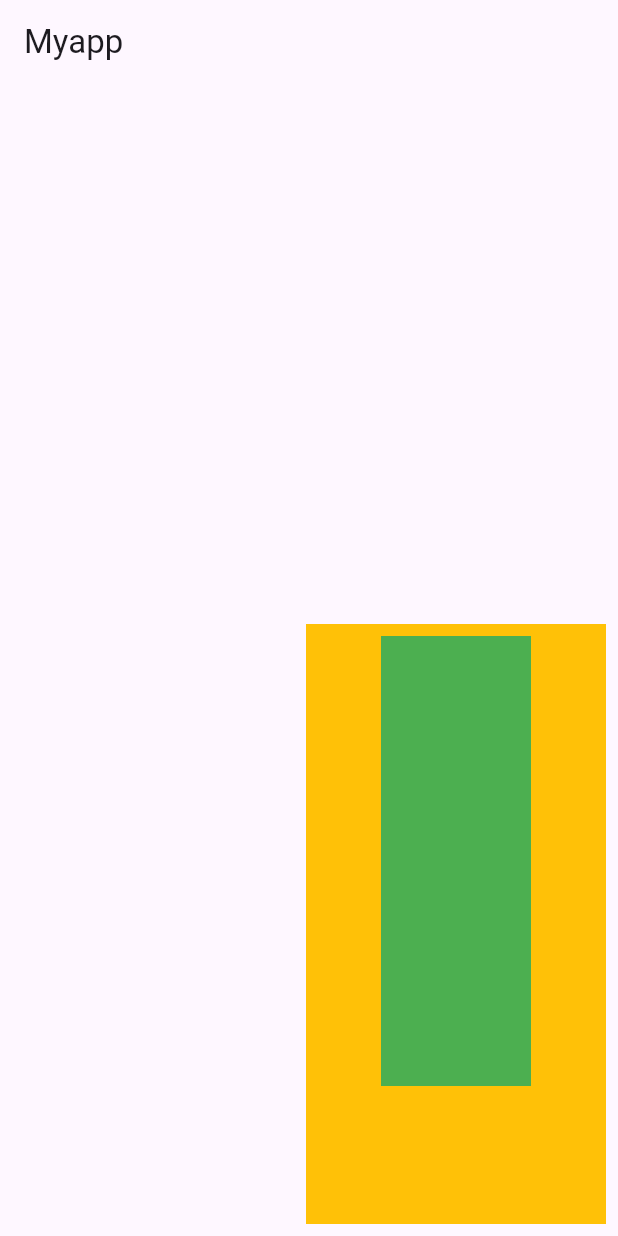
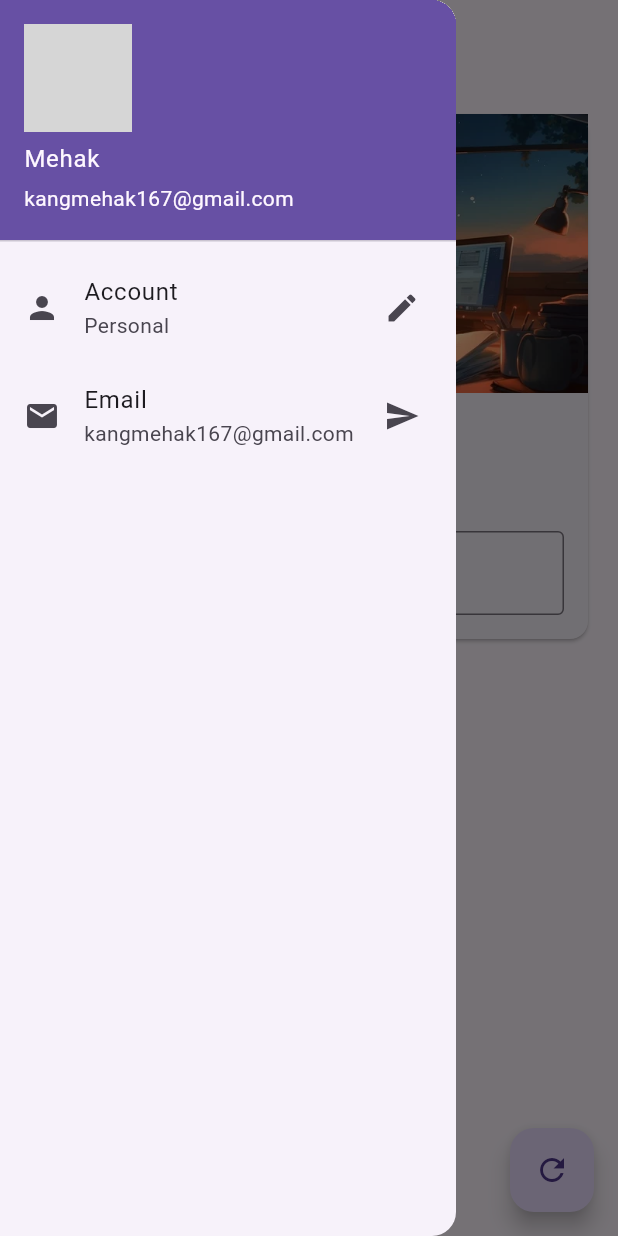
Before and after one commit to mehak-2/myapp, a Flutter app: the screen it shows after launch, with the side drawer open (before the commit the screen has no drawer), on a phone screen of 412 x 824 dp. Run offline on Flutter 3.47's test engine with Material 3 defaults, Android fonts, the phone set to English and light mode, and no system bars; network calls fail; grey boxes are pictures that could not be loaded.

Commit message:
ch3 completed

```diff
--- /dev/null
+++ b/lib/bg_image.dart
@@ -0,0 +1,11 @@
+import 'package:flutter/material.dart';
+
+class BgImage extends StatelessWidget {
+  @override
+  Widget build(BuildContext) {
+    return  Image.asset(
+          "assets/bac.webp",
+          fit: BoxFit.cover,
+                  );
+  }
+}
--- /dev/null
+++ b/lib/change_name_card.dart
@@ -0,0 +1,46 @@
+import 'package:flutter/material.dart';
+
+import 'bg_image.dart';
+
+class ChangeNameCard extends StatelessWidget {
+  const ChangeNameCard({
+    super.key,
+    required this.myText,
+    required TextEditingController nameController,
+  }) : _nameController = nameController;
+
+  final String myText;
+  final TextEditingController _nameController;
+
+  @override
+  Widget build(BuildContext context) {
+    return Column(
+      children: <Widget>[
+        BgImage(),
+                  SizedBox(
+                    height: 20,
+                  ),
+                  Text(
+                    myText,
+                    style: TextStyle(fontSize: 25, fontWeight: FontWeight.bold),
+                  ),
+                  SizedBox(
+                    height: 20,
+                  ),
+                  Padding(
+                    padding: const EdgeInsets.all(16.0),
+                    child: TextField(
+                      controller: _nameController,
+                      keyboardType: TextInputType.text,
+                      decoration: InputDecoration(
+                        border:OutlineInputBorder(),
+                        hintText: "enter something here",
+                        labelText: "Name",
+                        ),
+                    ),
+
+                  )
+      ],
+    );
+  }
+}
--- /dev/null
+++ b/lib/drawer.dart
@@ -0,0 +1,43 @@
+import 'package:flutter/material.dart';
+
+class MyDrawer extends StatelessWidget {
+  @override
+  Widget build(BuildContext context) {
+ return Drawer(
+  child: ListView(
+    padding: EdgeInsets.zero,
+    children: <Widget>[
+      UserAccountsDrawerHeader(accountName: Text("Mehak"),
+      accountEmail: Text("kangmehak167@gmail.com"),
+      currentAccountPicture: CircleAvatar(
+        backgroundImage: NetworkImage("assets/mypic.jpg"),
+      ),
+      ),
+      ListTile(
+        leading: Icon(Icons.person),
+        title: Text("Account"),
+        subtitle: Text("Personal"),
+        trailing: Icon(Icons.edit),
+      ),
+      ListTile(
+        leading: Icon(Icons.email),
+        title: Text("Email"),
+        subtitle: Text("kangmehak167@gmail.com"),
+        trailing: Icon(Icons.send),
+      )
+    ],
+  ),
+);
+  }
+}
+
+
+
+
+// DrawerHeader(child: Text(
+      //   "Hi I am mehak",
+      //   style: TextStyle(color: Colors.white),
+      // ),
+      // decoration:BoxDecoration(color: Colors.indigo),
+
+      // ),
--- a/lib/main.dart
+++ b/lib/main.dart
@@ -1,81 +1,14 @@
 import 'package:flutter/material.dart';
+import 'package:myapp/pages/home_page.dart';
+
+
 
 void main(){
   runApp(MaterialApp(
-    title: "Myapp",
+    title: "MyApp",
     home: HomePage(),
+    theme: ThemeData(
+      primarySwatch: Colors.indigo,
+    )
   ));
 }
-
-class HomePage extends StatelessWidget {
-  @override
-  Widget build(BuildContext context){
-    return Scaffold(
-     appBar: AppBar(
-      title: Text("Myapp"),
-     ),
-body: Padding(
-    padding: const EdgeInsets.all(8.0),
-    child: Align(alignment: Alignment.bottomRight,
-    child:Container(
-      color: Colors.amber,
-      width: 200,
-      height: 400,
-      child: Padding(
-        padding: const EdgeInsets.all(8.0),
-        child:Column(
-
-    mainAxisAlignment: MainAxisAlignment.start,
-    crossAxisAlignment: CrossAxisAlignment.center,
-    children: <Widget>[
-      Container(
-        padding: const EdgeInsets.all(8),
-        width: 100,
-        height: 100,
-        color: Colors.green,
-      ),
-       Container(
-        padding: const EdgeInsets.all(8),
-        width: 100,
-        height: 100,
-        color: Colors.green,
-      ),
-       Container(
-        padding: const EdgeInsets.all(8),
-        width: 100,
-        height: 100,
-        color: Colors.green,
-      ),
-
-    ]
-
-    // decoration: BoxDecoration(
-    //   borderRadius: BorderRadius.circular(10),
-    //   boxShadow: [
-    //     BoxShadow(
-    //       color: Colors.grey,
-    //       blurRadius: 5,
-    //       offset: Offset(2.0, 5.0)
-    //     )
-    //   ],
-    //   color: Colors.teal,
-    //   gradient: LinearGradient(
-    //     colors: [Colors.yellow, Colors.pink],
-    //   )
-    //  ),
-    //  child: Text(
-    //   "I am a Box",
-    //  style: TextStyle(
-    //   color: Colors.green,
-    //   fontWeight: FontWeight.bold,
-    //   fontSize: 20,
-     ),
-     ),
-    ),
-    ),
-),
-     );
-
-
-}
-}
--- /dev/null
+++ b/lib/pages/home_page.dart
@@ -0,0 +1,42 @@
+import 'package:flutter/material.dart';
+import 'package:myapp/change_name_card.dart';
+import 'package:myapp/drawer.dart';
+
+class HomePage extends StatefulWidget {
+  @override
+  _HomePageState createState() => _HomePageState();
+}
+
+class _HomePageState extends State<HomePage>{
+TextEditingController _nameController = TextEditingController();
+var myText = "change me";
+
+  @override
+  void initState(){
+    super.initState();
+  }
+  Widget build(BuildContext context){
+    return Scaffold(
+     appBar: AppBar(
+      title: Text("MyApp"),
+     ),
+  body: Padding(
+  padding: const EdgeInsets.all(16.0),
+  child: SingleChildScrollView(
+  child: Card(
+    child: ChangeNameCard(myText: myText, nameController: _nameController),
+  ),
+  ),
+),
+drawer: MyDrawer(),
+floatingActionButton: FloatingActionButton(
+        onPressed: () {
+          myText = _nameController.text;
+          setState(() {
+          });
+        },
+        child: Icon(Icons.refresh),
+      ),
+    );
+  }
+}
--- a/pubspec.yaml
+++ b/pubspec.yaml
@@ -59,7 +59,9 @@ flutter:
   uses-material-design: true
 
   # To add assets to your application, add an assets section, like this:
-  # assets:
+
+  assets:
+    - assets/
   #   - images/a_dot_burr.jpeg
   #   - images/a_dot_ham.jpeg
 
```
Also changed, not shown: assets/bac.webp (added), assets/mypic.jpg (added).
